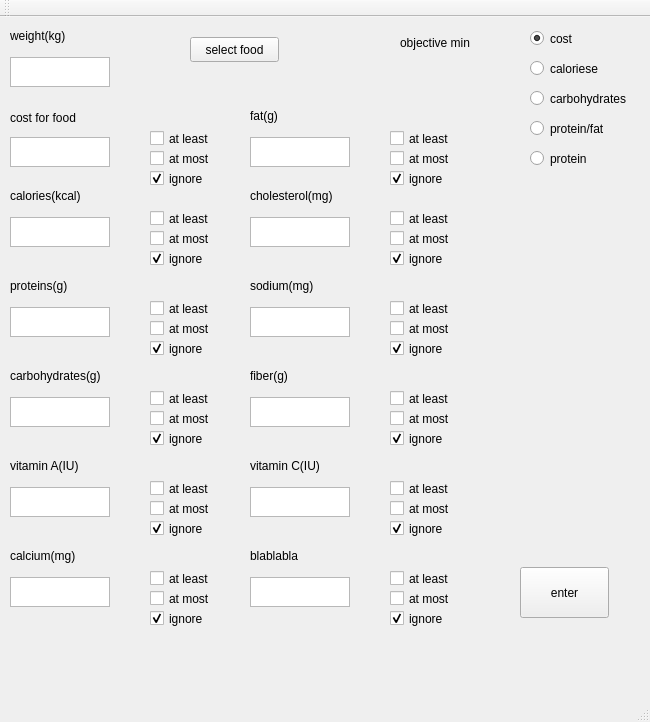
Qt form mainwindow.ui (chesteran/QTtest) before a commit.
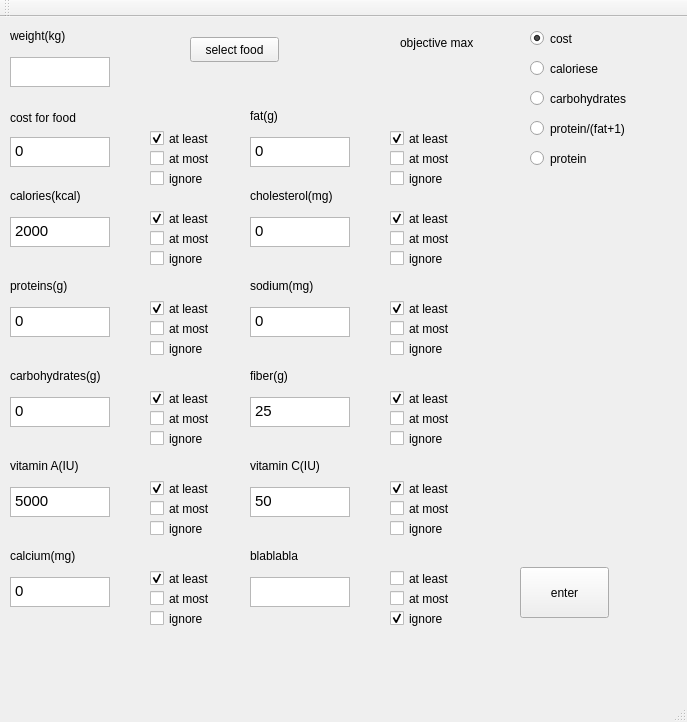
The same form after that commit.

Commit message: radio button ok

```diff
--- a/mainwindow.ui
+++ b/mainwindow.ui
@@ -6,7 +6,7 @@
    <rect>
     <x>0</x>
     <y>0</y>
-    <width>650</width>
+    <width>687</width>
     <height>722</height>
    </rect>
   </property>
@@ -72,6 +72,13 @@
       <height>30</height>
      </rect>
     </property>
+    <property name="html">
+     <string>&lt;!DOCTYPE HTML PUBLIC &quot;-//W3C//DTD HTML 4.0//EN&quot; &quot;http://www.w3.org/TR/REC-html40/strict.dtd&quot;&gt;
+&lt;html&gt;&lt;head&gt;&lt;meta name=&quot;qrichtext&quot; content=&quot;1&quot; /&gt;&lt;style type=&quot;text/css&quot;&gt;
+p, li { white-space: pre-wrap; }
+&lt;/style&gt;&lt;/head&gt;&lt;body style=&quot; font-family:'Ubuntu'; font-size:11pt; font-weight:400; font-style:normal;&quot;&gt;
+&lt;p style=&quot; margin-top:0px; margin-bottom:0px; margin-left:0px; margin-right:0px; -qt-block-indent:0; text-indent:0px;&quot;&gt;0&lt;/p&gt;&lt;/body&gt;&lt;/html&gt;</string>
+    </property>
    </widget>
    <widget class="QLabel" name="labelcal">
     <property name="geometry">
@@ -95,6 +102,13 @@
       <height>30</height>
      </rect>
     </property>
+    <property name="html">
+     <string>&lt;!DOCTYPE HTML PUBLIC &quot;-//W3C//DTD HTML 4.0//EN&quot; &quot;http://www.w3.org/TR/REC-html40/strict.dtd&quot;&gt;
+&lt;html&gt;&lt;head&gt;&lt;meta name=&quot;qrichtext&quot; content=&quot;1&quot; /&gt;&lt;style type=&quot;text/css&quot;&gt;
+p, li { white-space: pre-wrap; }
+&lt;/style&gt;&lt;/head&gt;&lt;body style=&quot; font-family:'Ubuntu'; font-size:11pt; font-weight:400; font-style:normal;&quot;&gt;
+&lt;p style=&quot; margin-top:0px; margin-bottom:0px; margin-left:0px; margin-right:0px; -qt-block-indent:0; text-indent:0px;&quot;&gt;2000&lt;/p&gt;&lt;/body&gt;&lt;/html&gt;</string>
+    </property>
    </widget>
    <widget class="QLabel" name="labelpro">
     <property name="geometry">
@@ -118,18 +132,25 @@
       <height>30</height>
      </rect>
     </property>
+    <property name="html">
+     <string>&lt;!DOCTYPE HTML PUBLIC &quot;-//W3C//DTD HTML 4.0//EN&quot; &quot;http://www.w3.org/TR/REC-html40/strict.dtd&quot;&gt;
+&lt;html&gt;&lt;head&gt;&lt;meta name=&quot;qrichtext&quot; content=&quot;1&quot; /&gt;&lt;style type=&quot;text/css&quot;&gt;
+p, li { white-space: pre-wrap; }
+&lt;/style&gt;&lt;/head&gt;&lt;body style=&quot; font-family:'Ubuntu'; font-size:11pt; font-weight:400; font-style:normal;&quot;&gt;
+&lt;p style=&quot; margin-top:0px; margin-bottom:0px; margin-left:0px; margin-right:0px; -qt-block-indent:0; text-indent:0px;&quot;&gt;0&lt;/p&gt;&lt;/body&gt;&lt;/html&gt;</string>
+    </property>
    </widget>
    <widget class="QLabel" name="label_5">
     <property name="geometry">
      <rect>
       <x>400</x>
       <y>10</y>
-      <width>91</width>
+      <width>101</width>
       <height>31</height>
      </rect>
     </property>
     <property name="text">
-     <string>objective min</string>
+     <string>objective max</string>
     </property>
    </widget>
    <widget class="QRadioButton" name="radioButton_1">
@@ -179,12 +200,12 @@
      <rect>
       <x>530</x>
       <y>100</y>
-      <width>112</width>
+      <width>131</width>
       <height>23</height>
      </rect>
     </property>
     <property name="text">
-     <string>protein/fat</string>
+     <string>protein/(fat+1)</string>
     </property>
    </widget>
    <widget class="QCheckBox" name="checkBox_7">
@@ -212,6 +233,9 @@
     <property name="text">
      <string>at least</string>
     </property>
+    <property name="checked">
+     <bool>true</bool>
+    </property>
    </widget>
    <widget class="QCheckBox" name="checkBox_9">
     <property name="geometry">
@@ -226,7 +250,7 @@
      <string>ignore</string>
     </property>
     <property name="checked">
-     <bool>true</bool>
+     <bool>false</bool>
     </property>
    </widget>
    <widget class="QCheckBox" name="checkBox_4">
@@ -254,6 +278,9 @@
     <property name="text">
      <string>at least</string>
     </property>
+    <property name="checked">
+     <bool>true</bool>
+    </property>
    </widget>
    <widget class="QCheckBox" name="checkBox_6">
     <property name="geometry">
@@ -268,7 +295,7 @@
      <string>ignore</string>
     </property>
     <property name="checked">
-     <bool>true</bool>
+     <bool>false</bool>
     </property>
    </widget>
    <widget class="QCheckBox" name="checkBox_10">
@@ -296,6 +323,9 @@
     <property name="text">
      <string>at least</string>
     </property>
+    <property name="checked">
+     <bool>true</bool>
+    </property>
    </widget>
    <widget class="QCheckBox" name="checkBox_12">
     <property name="geometry">
@@ -310,7 +340,7 @@
      <string>ignore</string>
     </property>
     <property name="checked">
-     <bool>true</bool>
+     <bool>false</bool>
     </property>
    </widget>
    <widget class="QCheckBox" name="checkBox_13">
@@ -326,7 +356,7 @@
      <string>ignore</string>
     </property>
     <property name="checked">
-     <bool>true</bool>
+     <bool>false</bool>
     </property>
    </widget>
    <widget class="QCheckBox" name="checkBox_14">
@@ -354,6 +384,9 @@
     <property name="text">
      <string>at least</string>
     </property>
+    <property name="checked">
+     <bool>true</bool>
+    </property>
    </widget>
    <widget class="QTextEdit" name="textEditfat">
     <property name="geometry">
@@ -364,6 +397,13 @@
       <height>30</height>
      </rect>
     </property>
+    <property name="html">
+     <string>&lt;!DOCTYPE HTML PUBLIC &quot;-//W3C//DTD HTML 4.0//EN&quot; &quot;http://www.w3.org/TR/REC-html40/strict.dtd&quot;&gt;
+&lt;html&gt;&lt;head&gt;&lt;meta name=&quot;qrichtext&quot; content=&quot;1&quot; /&gt;&lt;style type=&quot;text/css&quot;&gt;
+p, li { white-space: pre-wrap; }
+&lt;/style&gt;&lt;/head&gt;&lt;body style=&quot; font-family:'Ubuntu'; font-size:11pt; font-weight:400; font-style:normal;&quot;&gt;
+&lt;p style=&quot; margin-top:0px; margin-bottom:0px; margin-left:0px; margin-right:0px; -qt-block-indent:0; text-indent:0px;&quot;&gt;0&lt;/p&gt;&lt;/body&gt;&lt;/html&gt;</string>
+    </property>
    </widget>
    <widget class="QLabel" name="labelfat">
     <property name="geometry">
@@ -391,7 +431,7 @@
      <string>ignore</string>
     </property>
     <property name="checked">
-     <bool>true</bool>
+     <bool>false</bool>
     </property>
    </widget>
    <widget class="QCheckBox" name="checkBox_17">
@@ -419,6 +459,9 @@
     <property name="text">
      <string>at least</string>
     </property>
+    <property name="checked">
+     <bool>true</bool>
+    </property>
    </widget>
    <widget class="QTextEdit" name="textEditcho">
     <property name="geometry">
@@ -429,6 +472,13 @@
       <height>30</height>
      </rect>
     </property>
+    <property name="html">
+     <string>&lt;!DOCTYPE HTML PUBLIC &quot;-//W3C//DTD HTML 4.0//EN&quot; &quot;http://www.w3.org/TR/REC-html40/strict.dtd&quot;&gt;
+&lt;html&gt;&lt;head&gt;&lt;meta name=&quot;qrichtext&quot; content=&quot;1&quot; /&gt;&lt;style type=&quot;text/css&quot;&gt;
+p, li { white-space: pre-wrap; }
+&lt;/style&gt;&lt;/head&gt;&lt;body style=&quot; font-family:'Ubuntu'; font-size:11pt; font-weight:400; font-style:normal;&quot;&gt;
+&lt;p style=&quot; margin-top:0px; margin-bottom:0px; margin-left:0px; margin-right:0px; -qt-block-indent:0; text-indent:0px;&quot;&gt;0&lt;/p&gt;&lt;/body&gt;&lt;/html&gt;</string>
+    </property>
    </widget>
    <widget class="QLabel" name="labelcho">
     <property name="geometry">
@@ -456,7 +506,7 @@
      <string>ignore</string>
     </property>
     <property name="checked">
-     <bool>true</bool>
+     <bool>false</bool>
     </property>
    </widget>
    <widget class="QCheckBox" name="checkBox_20">
@@ -484,6 +534,9 @@
     <property name="text">
      <string>at least</string>
     </property>
+    <property name="checked">
+     <bool>true</bool>
+    </property>
    </widget>
    <widget class="QTextEdit" name="textEditna">
     <property name="geometry">
@@ -494,6 +547,13 @@
       <height>30</height>
      </rect>
     </property>
+    <property name="html">
+     <string>&lt;!DOCTYPE HTML PUBLIC &quot;-//W3C//DTD HTML 4.0//EN&quot; &quot;http://www.w3.org/TR/REC-html40/strict.dtd&quot;&gt;
+&lt;html&gt;&lt;head&gt;&lt;meta name=&quot;qrichtext&quot; content=&quot;1&quot; /&gt;&lt;style type=&quot;text/css&quot;&gt;
+p, li { white-space: pre-wrap; }
+&lt;/style&gt;&lt;/head&gt;&lt;body style=&quot; font-family:'Ubuntu'; font-size:11pt; font-weight:400; font-style:normal;&quot;&gt;
+&lt;p style=&quot; margin-top:0px; margin-bottom:0px; margin-left:0px; margin-right:0px; -qt-block-indent:0; text-indent:0px;&quot;&gt;0&lt;/p&gt;&lt;/body&gt;&lt;/html&gt;</string>
+    </property>
    </widget>
    <widget class="QLabel" name="labelna">
     <property name="geometry">
@@ -521,7 +581,7 @@
      <string>ignore</string>
     </property>
     <property name="checked">
-     <bool>true</bool>
+     <bool>false</bool>
     </property>
    </widget>
    <widget class="QCheckBox" name="checkBox_23">
@@ -537,7 +597,7 @@
      <string>ignore</string>
     </property>
     <property name="checked">
-     <bool>true</bool>
+     <bool>false</bool>
     </property>
    </widget>
    <widget class="QCheckBox" name="checkBox_24">
@@ -565,6 +625,9 @@
     <property name="text">
      <string>at least</string>
     </property>
+    <property name="checked">
+     <bool>true</bool>
+    </property>
    </widget>
    <widget class="QTextEdit" name="textEditfib">
     <property name="geometry">
@@ -575,6 +638,13 @@
       <height>30</height>
      </rect>
     </property>
+    <property name="html">
+     <string>&lt;!DOCTYPE HTML PUBLIC &quot;-//W3C//DTD HTML 4.0//EN&quot; &quot;http://www.w3.org/TR/REC-html40/strict.dtd&quot;&gt;
+&lt;html&gt;&lt;head&gt;&lt;meta name=&quot;qrichtext&quot; content=&quot;1&quot; /&gt;&lt;style type=&quot;text/css&quot;&gt;
+p, li { white-space: pre-wrap; }
+&lt;/style&gt;&lt;/head&gt;&lt;body style=&quot; font-family:'Ubuntu'; font-size:11pt; font-weight:400; font-style:normal;&quot;&gt;
+&lt;p style=&quot; margin-top:0px; margin-bottom:0px; margin-left:0px; margin-right:0px; -qt-block-indent:0; text-indent:0px;&quot;&gt;25&lt;/p&gt;&lt;/body&gt;&lt;/html&gt;</string>
+    </property>
    </widget>
    <widget class="QCheckBox" name="checkBox_26">
     <property name="geometry">
@@ -601,6 +671,9 @@
     <property name="text">
      <string>at least</string>
     </property>
+    <property name="checked">
+     <bool>true</bool>
+    </property>
    </widget>
    <widget class="QLabel" name="labelfib">
     <property name="geometry">
@@ -624,6 +697,13 @@
       <height>30</height>
      </rect>
     </property>
+    <property name="html">
+     <string>&lt;!DOCTYPE HTML PUBLIC &quot;-//W3C//DTD HTML 4.0//EN&quot; &quot;http://www.w3.org/TR/REC-html40/strict.dtd&quot;&gt;
+&lt;html&gt;&lt;head&gt;&lt;meta name=&quot;qrichtext&quot; content=&quot;1&quot; /&gt;&lt;style type=&quot;text/css&quot;&gt;
+p, li { white-space: pre-wrap; }
+&lt;/style&gt;&lt;/head&gt;&lt;body style=&quot; font-family:'Ubuntu'; font-size:11pt; font-weight:400; font-style:normal;&quot;&gt;
+&lt;p style=&quot; margin-top:0px; margin-bottom:0px; margin-left:0px; margin-right:0px; -qt-block-indent:0; text-indent:0px;&quot;&gt;0&lt;/p&gt;&lt;/body&gt;&lt;/html&gt;</string>
+    </property>
    </widget>
    <widget class="QLabel" name="labelcar">
     <property name="geometry">
@@ -651,7 +731,7 @@
      <string>ignore</string>
     </property>
     <property name="checked">
-     <bool>true</bool>
+     <bool>false</bool>
     </property>
    </widget>
    <widget class="QCheckBox" name="checkBox_29">
@@ -667,7 +747,7 @@
      <string>ignore</string>
     </property>
     <property name="checked">
-     <bool>true</bool>
+     <bool>false</bool>
     </property>
    </widget>
    <widget class="QCheckBox" name="checkBox_30">
@@ -695,6 +775,9 @@
     <property name="text">
      <string>at least</string>
     </property>
+    <property name="checked">
+     <bool>true</bool>
+    </property>
    </widget>
    <widget class="QTextEdit" name="textEditvitC">
     <property name="geometry">
@@ -705,6 +788,13 @@
       <height>30</height>
      </rect>
     </property>
+    <property name="html">
+     <string>&lt;!DOCTYPE HTML PUBLIC &quot;-//W3C//DTD HTML 4.0//EN&quot; &quot;http://www.w3.org/TR/REC-html40/strict.dtd&quot;&gt;
+&lt;html&gt;&lt;head&gt;&lt;meta name=&quot;qrichtext&quot; content=&quot;1&quot; /&gt;&lt;style type=&quot;text/css&quot;&gt;
+p, li { white-space: pre-wrap; }
+&lt;/style&gt;&lt;/head&gt;&lt;body style=&quot; font-family:'Ubuntu'; font-size:11pt; font-weight:400; font-style:normal;&quot;&gt;
+&lt;p style=&quot; margin-top:0px; margin-bottom:0px; margin-left:0px; margin-right:0px; -qt-block-indent:0; text-indent:0px;&quot;&gt;50&lt;/p&gt;&lt;/body&gt;&lt;/html&gt;</string>
+    </property>
    </widget>
    <widget class="QCheckBox" name="checkBox_32">
     <property name="geometry">
@@ -731,6 +821,9 @@
     <property name="text">
      <string>at least</string>
     </property>
+    <property name="checked">
+     <bool>true</bool>
+    </property>
    </widget>
    <widget class="QLabel" name="labelvitC">
     <property name="geometry">
@@ -754,6 +847,13 @@
       <height>30</height>
      </rect>
     </property>
+    <property name="html">
+     <string>&lt;!DOCTYPE HTML PUBLIC &quot;-//W3C//DTD HTML 4.0//EN&quot; &quot;http://www.w3.org/TR/REC-html40/strict.dtd&quot;&gt;
+&lt;html&gt;&lt;head&gt;&lt;meta name=&quot;qrichtext&quot; content=&quot;1&quot; /&gt;&lt;style type=&quot;text/css&quot;&gt;
+p, li { white-space: pre-wrap; }
+&lt;/style&gt;&lt;/head&gt;&lt;body style=&quot; font-family:'Ubuntu'; font-size:11pt; font-weight:400; font-style:normal;&quot;&gt;
+&lt;p style=&quot; margin-top:0px; margin-bottom:0px; margin-left:0px; margin-right:0px; -qt-block-indent:0; text-indent:0px;&quot;&gt;5000&lt;/p&gt;&lt;/body&gt;&lt;/html&gt;</string>
+    </property>
    </widget>
    <widget class="QLabel" name="labelvitA">
     <property name="geometry">
@@ -781,7 +881,7 @@
      <string>ignore</string>
     </property>
     <property name="checked">
-     <bool>true</bool>
+     <bool>false</bool>
     </property>
    </widget>
    <widget class="QCheckBox" name="checkBox_35">
@@ -861,6 +961,9 @@
     <property name="text">
      <string>at least</string>
     </property>
+    <property name="checked">
+     <bool>true</bool>
+    </property>
    </widget>
    <widget class="QLabel" name="label_13">
     <property name="geometry">
@@ -884,6 +987,13 @@
       <height>30</height>
      </rect>
     </property>
+    <property name="html">
+     <string>&lt;!DOCTYPE HTML PUBLIC &quot;-//W3C//DTD HTML 4.0//EN&quot; &quot;http://www.w3.org/TR/REC-html40/strict.dtd&quot;&gt;
+&lt;html&gt;&lt;head&gt;&lt;meta name=&quot;qrichtext&quot; content=&quot;1&quot; /&gt;&lt;style type=&quot;text/css&quot;&gt;
+p, li { white-space: pre-wrap; }
+&lt;/style&gt;&lt;/head&gt;&lt;body style=&quot; font-family:'Ubuntu'; font-size:11pt; font-weight:400; font-style:normal;&quot;&gt;
+&lt;p style=&quot; margin-top:0px; margin-bottom:0px; margin-left:0px; margin-right:0px; -qt-block-indent:0; text-indent:0px;&quot;&gt;0&lt;/p&gt;&lt;/body&gt;&lt;/html&gt;</string>
+    </property>
    </widget>
    <widget class="QLabel" name="labelca">
     <property name="geometry">
```
Left out of the diff: 2 changed lines with no effect on the pictures. The commit also changes 3 other files.
